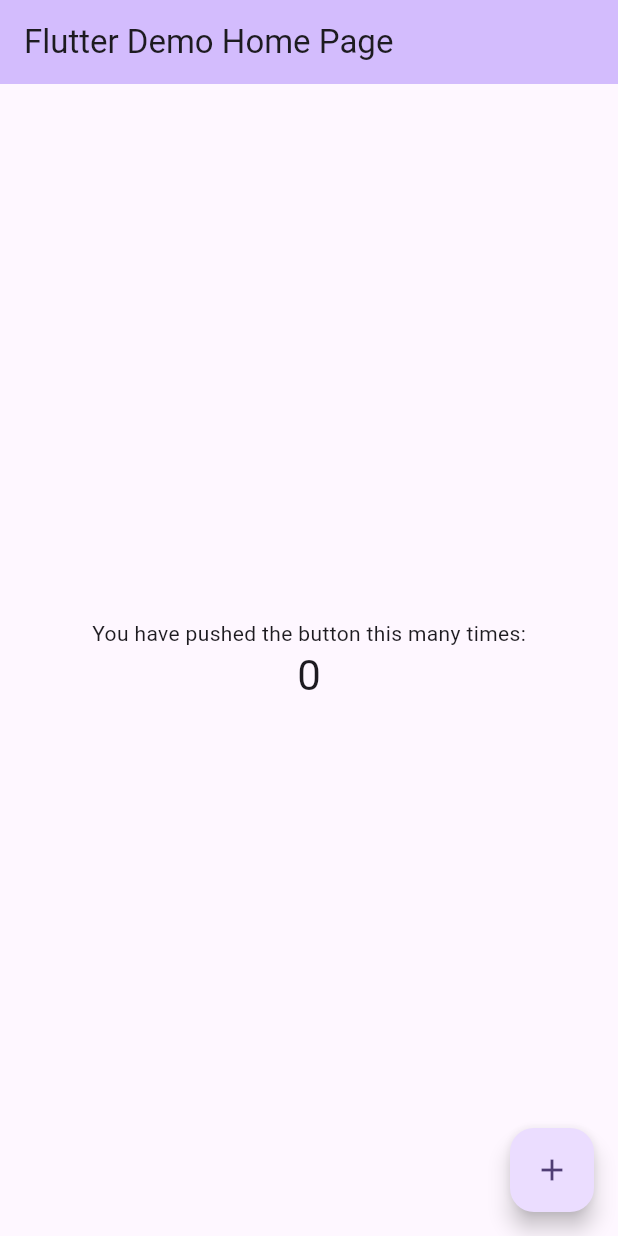
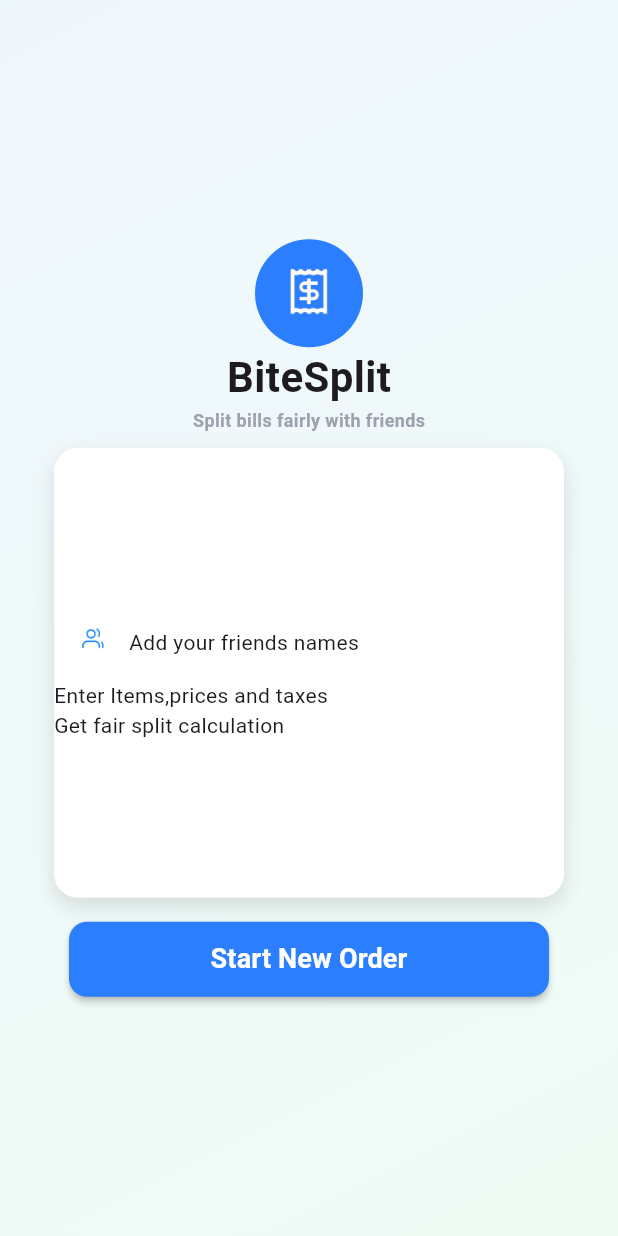
Before and after one commit to DaliaAbdelraouf/BiteSplit, a Flutter app: the screen it shows after launch, on a phone screen of 412 x 824 dp. Run offline on Flutter 3.47's test engine with Material 3 defaults, Android fonts, the phone set to English and light mode, and no system bars; our stand-ins replace animated_text_kit, lottie.

Commit message:
SplashAndHome

```diff
--- /dev/null
+++ b/lib/features/home/views/home_view.dart
@@ -0,0 +1,14 @@
+import 'package:bitesplit/features/home/views/widgets/home_view_body.dart';
+import 'package:flutter/material.dart';
+
+class HomeView extends StatelessWidget {
+  const HomeView({super.key});
+    static const String id = 'HomeView';
+
+  @override
+  Widget build(BuildContext context) {
+    return Scaffold(
+      body: HomeViewBody(),
+    );
+  }
+}
--- /dev/null
+++ b/lib/features/home/views/widgets/home_view_body.dart
@@ -0,0 +1,124 @@
+import 'package:flutter/material.dart';
+
+class HomeViewBody extends StatelessWidget {
+  const HomeViewBody({super.key});
+
+  @override
+  Widget build(BuildContext context) {
+    return Scaffold(
+      body: Container(
+        width: double.infinity,
+        decoration: BoxDecoration(
+          gradient: LinearGradient(
+            colors: [
+              Color(0xffeff7fe),
+              Color(0xffeffcf5)
+            ],
+             begin: Alignment.topLeft,
+             end: Alignment.bottomRight,
+          ),
+        ),
+        child: Column(
+          mainAxisAlignment: MainAxisAlignment.center,
+          children: [
+            CircleAvatar(
+              radius: 36,
+              backgroundColor: Color(0xff2b7fff),
+              child: ClipOval(
+                child: Image.asset(
+                  'assets/images/Icon1.png',
+                  width: 140,
+                  height: 140,
+                  fit: BoxFit.cover,
+                ),
+              ),
+            ),
+            Text('BiteSplit',
+            style: TextStyle(
+              fontWeight: FontWeight.bold,
+            fontSize: 28),),
+             Text('Split bills fairly with friends',
+            style: TextStyle(fontWeight: FontWeight.bold,
+            color: Color(0xff9CA3AF ),
+            fontSize: 12
+            ),),
+            SizedBox(height: 10,),
+            Container(
+              width: 340,
+              height: 300,
+
+               decoration: BoxDecoration(
+                color: Colors.white,
+                borderRadius: BorderRadius.circular(16),
+                boxShadow: [
+                  BoxShadow(
+                    color: Colors.black12,
+                    blurRadius: 12,
+                    offset: Offset(0, 6),
+                  ),
+                ],
+              ),
+              child: Column(
+                mainAxisAlignment: MainAxisAlignment.center,
+                children: [
+                  Row(
+                    children: [
+                      Image.asset(
+                        'assets/images/Icon2.png',
+                        width: 50,
+                        height: 50
+                        ,
+                      ),
+                      Text("Add your friends names",
+
+                      )
+
+                    ],
+                  ),
+                   Row(
+                    children: [
+                      // Image.asset(
+                      //   ''
+                      // ),
+                      Text("Enter Items,prices and taxes")
+
+                    ],
+                  ),
+                   Row(
+                    children: [
+                      // Image.asset(
+                      //   ''
+                      // ),
+                      Text("Get fair split calculation")
+
+                    ],
+                  ),
+                ],
+              ),
+            ),
+            SizedBox(height: 16,),
+            MaterialButton(
+              onPressed: () {
+                  //  Navigator.pushNamed(context, HomeView.id);
+              },
+               color: Color(0xff2b7fff),
+              minWidth: 320,
+              height: 50,
+               shape: RoundedRectangleBorder(
+                borderRadius: BorderRadius.circular(12),
+              ),
+              child: Text(
+                'Start New Order',
+                style: TextStyle(
+                  color: Colors.white,
+                  fontSize: 18,
+                  fontWeight: FontWeight.bold,
+                ),
+              ),
+            ),
+          ],
+        ),
+      ),
+    );
+  }
+}
--- a/lib/main.dart
+++ b/lib/main.dart
@@ -1,3 +1,5 @@
+import 'package:bitesplit/features/home/views/home_view.dart';
+import 'package:bitesplit/features/splash/views/splash_view.dart';
 import 'package:flutter/material.dart';
 
 void main() {
@@ -11,112 +13,14 @@ class MyApp extends StatelessWidget {
   @override
   Widget build(BuildContext context) {
     return MaterialApp(
-      title: 'Flutter Demo',
+      debugShowCheckedModeBanner: false, // Hide the debug banner
       theme: ThemeData(
-        // This is the theme of your application.
-        //
-        // TRY THIS: Try running your application with "flutter run". You'll see
-        // the application has a purple toolbar. Then, without quitting the app,
-        // try changing the seedColor in the colorScheme below to Colors.green
-        // and then invoke "hot reload" (save your changes or press the "hot
-        // reload" button in a Flutter-supported IDE, or press "r" if you used
-        // the command line to start the app).
-        //
-        // Notice that the counter didn't reset back to zero; the application
-        // state is not lost during the reload. To reset the state, use hot
-        // restart instead.
-        //
-        // This works for code too, not just values: Most code changes can be
-        // tested with just a hot reload.
-        colorScheme: ColorScheme.fromSeed(seedColor: Colors.deepPurple),
-      ),
-      home: const MyHomePage(title: 'Flutter Demo Home Page'),
+          scaffoldBackgroundColor: const Color.fromARGB(255, 255, 255, 255)),
+      routes: {
+        SplashView.id: (context) => const SplashView(),
+        HomeView.id: (context) => const HomeView(),
+      },
+      initialRoute: SplashView.id,
     );
   }
 }
-
-class MyHomePage extends StatefulWidget {
-  const MyHomePage({super.key, required this.title});
-
-  // This widget is the home page of your application. It is stateful, meaning
-  // that it has a State object (defined below) that contains fields that affect
-  // how it looks.
-
-  // This class is the configuration for the state. It holds the values (in this
-  // case the title) provided by the parent (in this case the App widget) and
-  // used by the build method of the State. Fields in a Widget subclass are
-  // always marked "final".
-
-  final String title;
-
-  @override
-  State<MyHomePage> createState() => _MyHomePageState();
-}
-
-class _MyHomePageState extends State<MyHomePage> {
-  int _counter = 0;
-
-  void _incrementCounter() {
-    setState(() {
-      // This call to setState tells the Flutter framework that something has
-      // changed in this State, which causes it to rerun the build method below
-      // so that the display can reflect the updated values. If we changed
-      // _counter without calling setState(), then the build method would not be
-      // called again, and so nothing would appear to happen.
-      _counter++;
-    });
-  }
-
-  @override
-  Widget build(BuildContext context) {
-    // This method is rerun every time setState is called, for instance as done
-    // by the _incrementCounter method above.
-    //
-    // The Flutter framework has been optimized to make rerunning build methods
-    // fast, so that you can just rebuild anything that needs updating rather
-    // than having to individually change instances of widgets.
-    return Scaffold(
-      appBar: AppBar(
-        // TRY THIS: Try changing the color here to a specific color (to
-        // Colors.amber, perhaps?) and trigger a hot reload to see the AppBar
-        // change color while the other colors stay the same.
-        backgroundColor: Theme.of(context).colorScheme.inversePrimary,
-        // Here we take the value from the MyHomePage object that was created by
-        // the App.build method, and use it to set our appbar title.
-        title: Text(widget.title),
-      ),
-      body: Center(
-        // Center is a layout widget. It takes a single child and positions it
-        // in the middle of the parent.
-        child: Column(
-          // Column is also a layout widget. It takes a list of children and
-          // arranges them vertically. By default, it sizes itself to fit its
-          // children horizontally, and tries to be as tall as its parent.
-          //
-          // Column has various properties to control how it sizes itself and
-          // how it positions its children. Here we use mainAxisAlignment to
-          // center the children vertically; the main axis here is the vertical
-          // axis because Columns are vertical (the cross axis would be
-          // horizontal).
-          //
-          // TRY THIS: Invoke "debug painting" (choose the "Toggle Debug Paint"
-          // action in the IDE, or press "p" in the console), to see the
-          // wireframe for each widget.
-          mainAxisAlignment: MainAxisAlignment.center,
-          children: <Widget>[
-            const Text('You have pushed the button this many times:'),
-            Text(
-              '$_counter',
-              style: Theme.of(context).textTheme.headlineMedium,
-            ),
-          ],
-        ),
-      ),
-      floatingActionButton: FloatingActionButton(
-        onPressed: _incrementCounter,
-        tooltip: 'Increment',
-        child: const Icon(Icons.add),
-      ), // This trailing comma makes auto-formatting nicer for build methods.
-    );
-  }
-}
```
Also changed, not shown: assets/animations/splash.json (added, +1 -0 lines), lib/features/splash/views/splash_view.dart (added, +36 -0 lines), lib/features/splash/views/widgets/splash_view_body.dart (added, +46 -0 lines), pubspec.yaml (+6 -3 lines), assets/images/Icon1.png (added), assets/images/Icon2.png (added), pubspec.lock, 2 other files.
